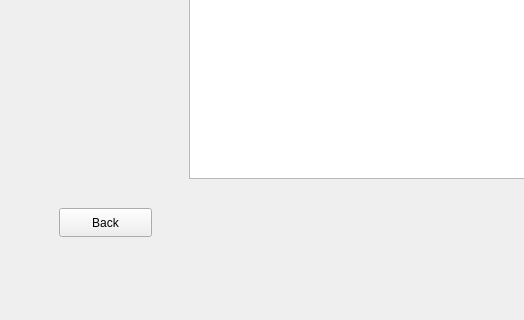
Qt form mainwindow.ui (msiu7/Hockey-Simulation-Engine) before a commit; both pictures show x 0 to 524 and y 331 to 651 of the 1033 by 651 pixel window.
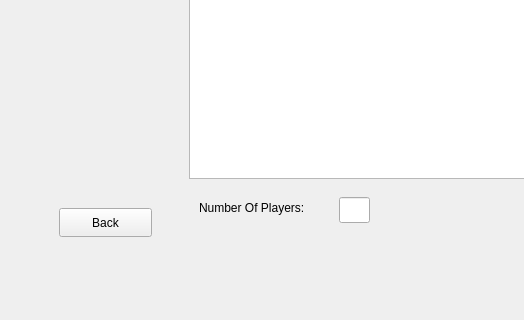
The same form after that commit. The open tabs and pages were chosen to show the change.

Commit message: Implemented played deletion from list.

The edit to the form file:
```diff
--- a/mainwindow.ui
+++ b/mainwindow.ui
@@ -432,6 +432,29 @@
          </rect>
         </property>
        </widget>
+       <widget class="QLineEdit" name="numberOfPlayersLineEdit">
+        <property name="geometry">
+         <rect>
+          <x>330</x>
+          <y>519</y>
+          <width>31</width>
+          <height>26</height>
+         </rect>
+        </property>
+       </widget>
+       <widget class="QLabel" name="label_6">
+        <property name="geometry">
+         <rect>
+          <x>190</x>
+          <y>520</y>
+          <width>141</width>
+          <height>20</height>
+         </rect>
+        </property>
+        <property name="text">
+         <string>Number Of Players:</string>
+        </property>
+       </widget>
       </widget>
      </widget>
     </item>
```
Left out of the diff: 2 changed lines with no effect on the pictures. The commit also changes 2 other files.
